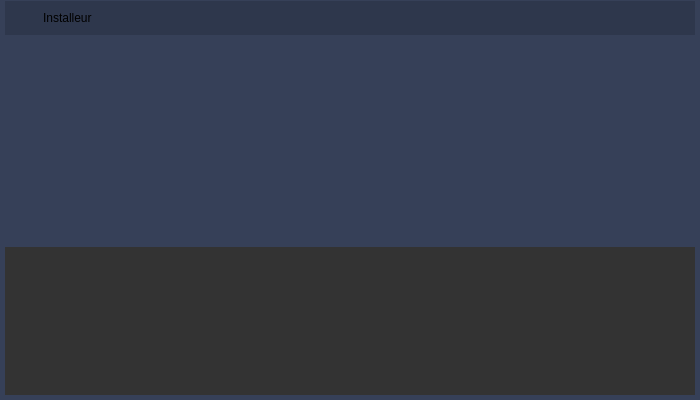
The window that ui/mainwindow.ui (Covalia/standalone-deployer) describes before a commit, drawn with Qt 5.
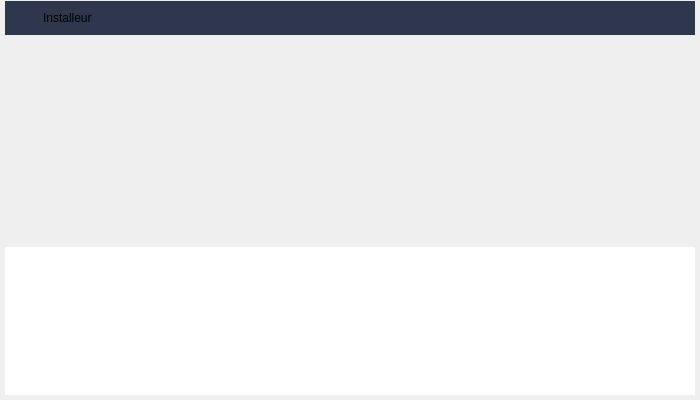
The same window after the commit. Icons and pictures are not drawn.

Commit message:
Fenetre principale, panel d'acceuil, panel de personnalisation
Fenetre principale, panel d'acceuil, panel de personnalisation

The edit to the form file:
```diff
--- a/ui/mainwindow.ui
+++ b/ui/mainwindow.ui
@@ -13,9 +13,13 @@
   <property name="windowTitle">
    <string>MainWindow</string>
   </property>
+  <property name="styleSheet">
+   <string notr="true">background: @color-panel-background ;
+color : @color-text-white;</string>
+  </property>
   <widget class="QWidget" name="centralwidget">
    <property name="styleSheet">
-    <string notr="true">background: rgb(54, 64, 88);</string>
+    <string notr="true">background: @color-panel-background ;</string>
    </property>
    <layout class="QVBoxLayout" name="verticalLayout_2">
     <property name="leftMargin">
@@ -215,7 +219,7 @@
            <item row="1" column="0">
             <widget class="QWidget" name="downloaderWidget" native="true">
              <property name="styleSheet">
-              <string notr="true">background-color:#333;</string>
+              <string notr="true">background-color:#FFFFFF;</string>
              </property>
             </widget>
            </item>
```
The commit also changes 17 other files.
